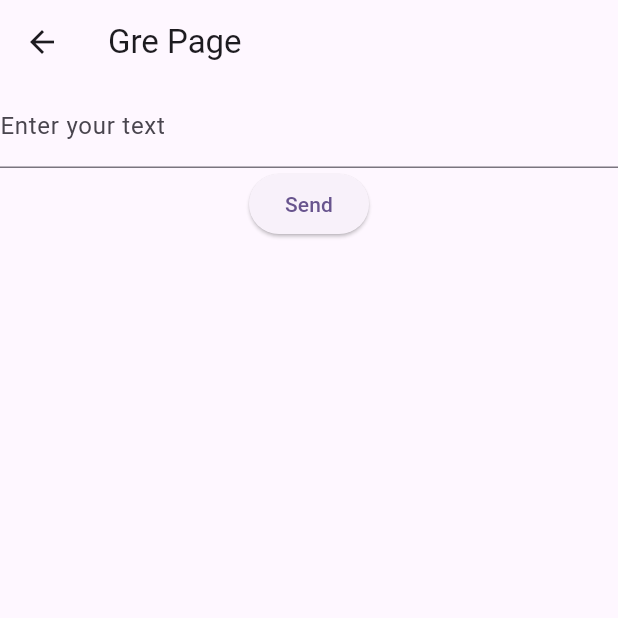
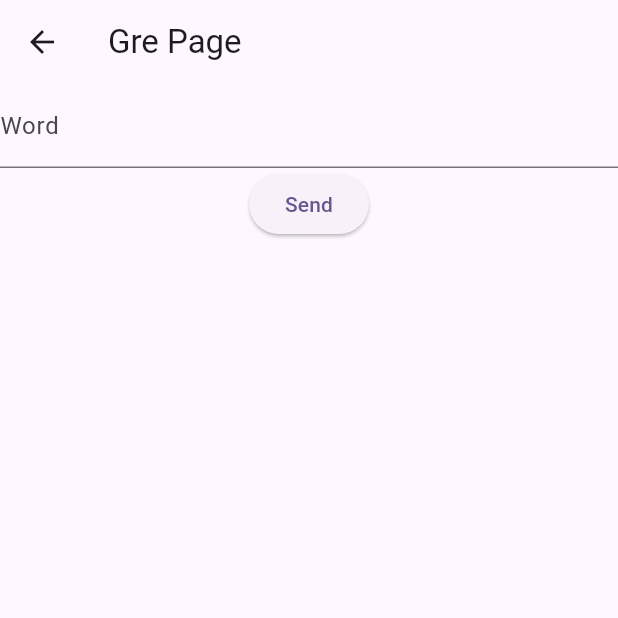
Before and after one commit to rgsk/skartner-app, a Flutter app: the GrePage screen opened by its route, on a phone screen of 412 x 824 dp, the top half of it. Run offline on Flutter 3.47's test engine with Material 2 defaults, Android fonts, the phone set to English and light mode, and no system bars; our stand-ins replace flutter_hooks, flutter_riverpod, graphql, graphql_flutter, hooks_riverpod, routemaster; missing offline and left inert: gql.

Commit message:
search on enter

```diff
--- a/lib/widgets/gre/gre_page.dart
+++ b/lib/widgets/gre/gre_page.dart
@@ -4,20 +4,27 @@ import 'package:skartner_app/widgets/gre/children/word_search_result/word_search
 
 class GrePage extends HookWidget {
   GrePage({super.key});
-  final TextEditingController _textEditingController = TextEditingController();
+  final _textEditingController = TextEditingController();
+  final _wordInputFocusNode = FocusNode();
 
   @override
   Widget build(BuildContext context) {
     final word = useState('');
+
     return Scaffold(
         appBar: AppBar(title: Text('Gre Page')),
         body: Column(
           children: [
             TextField(
               controller: _textEditingController,
+              focusNode: _wordInputFocusNode,
               decoration: InputDecoration(
-                labelText: "Enter your text",
+                labelText: "Word",
               ),
+              onSubmitted: (value) {
+                word.value = _textEditingController.text;
+                _wordInputFocusNode.requestFocus();
+              },
             ),
             ElevatedButton(
               onPressed: () {
```
